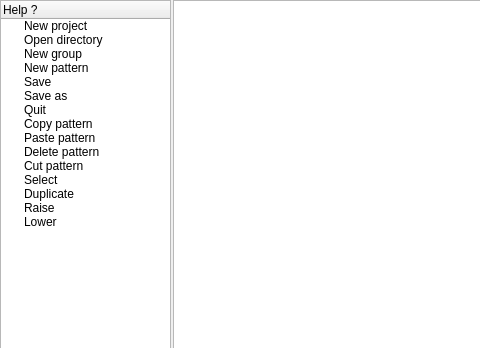
This is dispositif/Cubicle/dialoghelp.ui in ppff/Cubicle-GUI as Qt 5 draws it before an edit; both pictures show x 0 to 480 and y 0 to 348 of the 695 by 477 pixel window. The edited form follows.
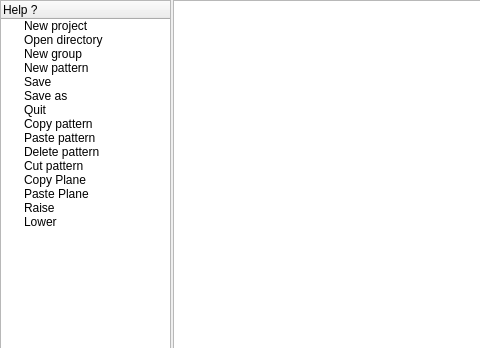
This is the edited form.

Commit message: [US4][ajouter copy/paste plane dans le menuhelp][reussit]

```diff
--- a/dispositif/Cubicle/dialoghelp.ui
+++ b/dispositif/Cubicle/dialoghelp.ui
@@ -84,12 +84,12 @@
    </item>
    <item>
     <property name="text">
-     <string>Select</string>
+     <string>Copy Plane</string>
     </property>
    </item>
    <item>
     <property name="text">
-     <string>Duplicate</string>
+     <string>Paste Plane</string>
     </property>
    </item>
    <item>
```
Left out of the diff: 2 changed lines with no effect on the pictures. The commit also changes 4 other files.
